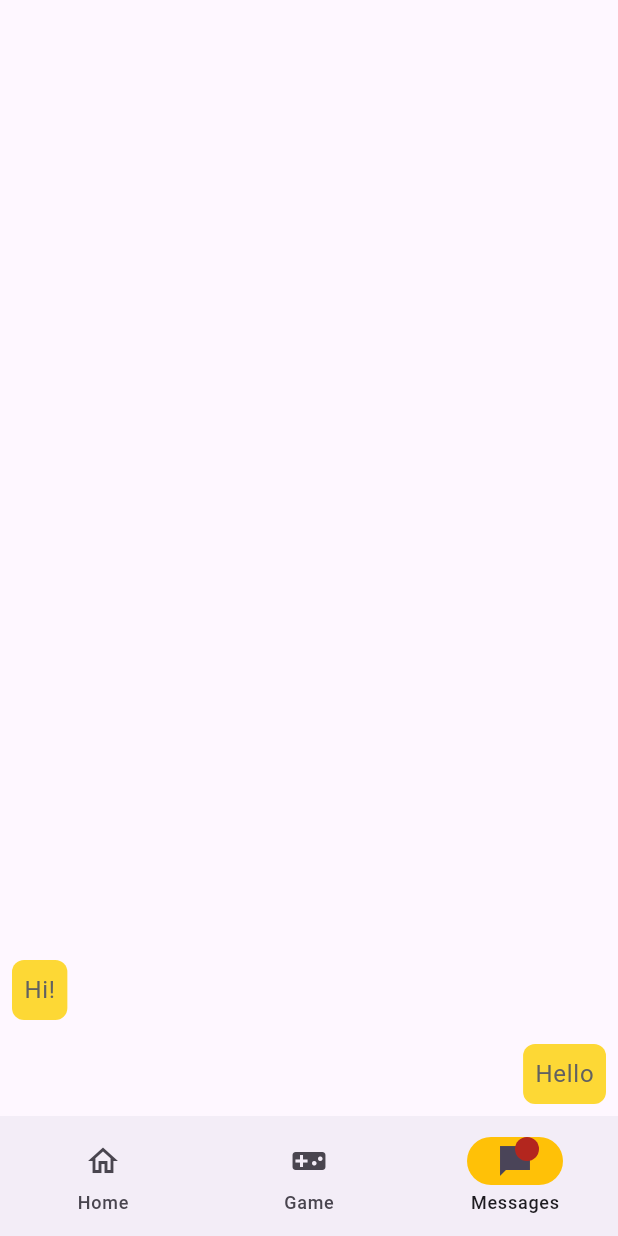
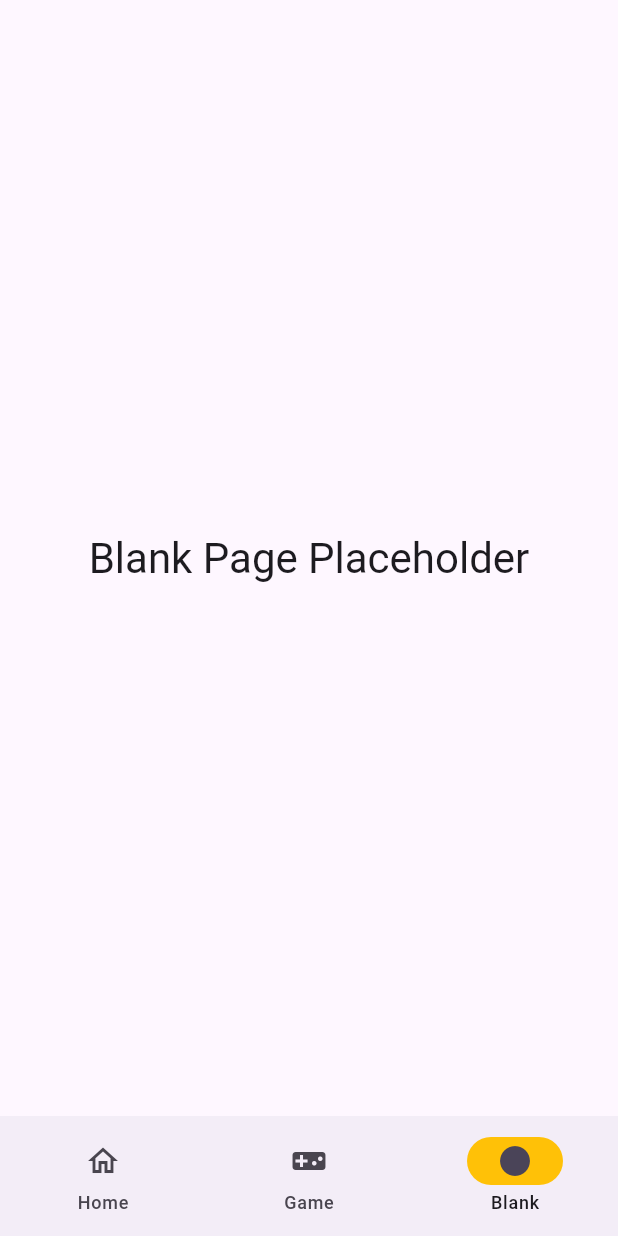
Before and after one commit to SPPL23/MobApp, a Flutter app: the screen it shows after launch, item 3 of the bottom bar chosen, on a phone screen of 412 x 824 dp. Run offline on Flutter 3.47's test engine with Material 3 defaults, Android fonts, the light colour scheme and no system bars.

Commit message:
Edit need ideas

```diff
--- a/g5_final_output/lib/main.dart
+++ b/g5_final_output/lib/main.dart
@@ -1,6 +1,4 @@
 import 'package:flutter/material.dart';
-import 'dart:async';
-import 'dart:math';
 
 void main() => runApp(const NavigationBarApp());
 
@@ -45,10 +43,7 @@ class _NavigationExampleState extends State<NavigationExample> {
             icon: Icon(Icons.videogame_asset),
             label: 'Game',
           ),
-          NavigationDestination(
-            icon: Badge(label: Text(''), child: Icon(Icons.messenger_sharp)),
-            label: 'Messages',
-          ),
+          NavigationDestination(icon: Icon(Icons.circle), label: 'Blank'),
         ],
       ),
       body: <Widget>[
@@ -178,71 +173,26 @@ class _NavigationExampleState extends State<NavigationExample> {
           ),
         ),
 
-        /// Notifications page
-        const Padding(
-          padding: EdgeInsets.all(8.0),
-          child: Column(
-            children: <Widget>[
-              Card(
-                child: ListTile(
-                  leading: Icon(Icons.notifications_sharp),
-                  title: Text('Notification 1'),
-                  subtitle: Text('This is a notification'),
-                ),
+        /// Game page
+        Column(
+          children: [
+            Center(
+              child: Text(
+                'Game Page Placeholder',
+                style: theme.textTheme.headlineMedium,
               ),
-              Card(
-                child: ListTile(
-                  leading: Icon(Icons.notifications_sharp),
-                  title: Text('Notification 2'),
-                  subtitle: Text('This is a notification'),
-                ),
-              ),
-            ],
-          ),
+            ),
+          ],
         ),
 
-        /// Messages page
-        ListView.builder(
-          reverse: true,
-          itemCount: 2,
-          itemBuilder: (BuildContext context, int index) {
-            if (index == 0) {
-              return Align(
-                alignment: Alignment.centerRight,
-                child: Container(
-                  margin: const EdgeInsets.all(8.0),
-                  padding: const EdgeInsets.all(8.0),
-                  decoration: BoxDecoration(
-                    color: Colors.yellow.shade600,
-                    borderRadius: BorderRadius.circular(8.0),
-                  ),
-                  child: Text(
-                    'Hello',
-                    style: theme.textTheme.bodyLarge!.copyWith(
-                      color: Colors.grey.shade700,
-                    ),
-                  ),
-                ),
-              );
-            }
-            return Align(
-              alignment: Alignment.centerLeft,
-              child: Container(
-                margin: const EdgeInsets.all(8.0),
-                padding: const EdgeInsets.all(8.0),
-                decoration: BoxDecoration(
-                  color: Colors.yellow.shade600,
-                  borderRadius: BorderRadius.circular(8.0),
-                ),
-                child: Text(
-                  'Hi!',
-                  style: theme.textTheme.bodyLarge!.copyWith(
-                    color: Colors.grey.shade700,
-                  ),
-                ),
-              ),
-            );
-          },
+        /// Blank page
+        Scaffold(
+          body: Center(
+            child: Text(
+              'Blank Page Placeholder',
+              style: theme.textTheme.headlineMedium,
+            ),
+          ),
         ),
       ][currentPageIndex],
     );
```
